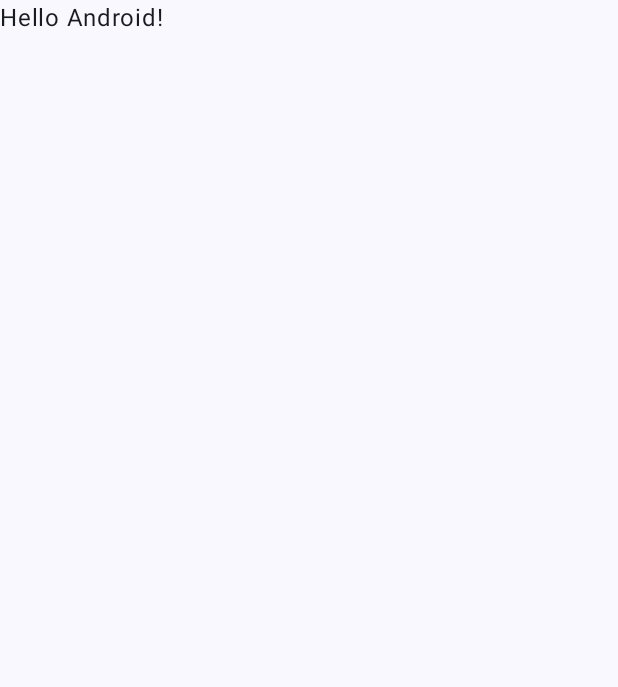
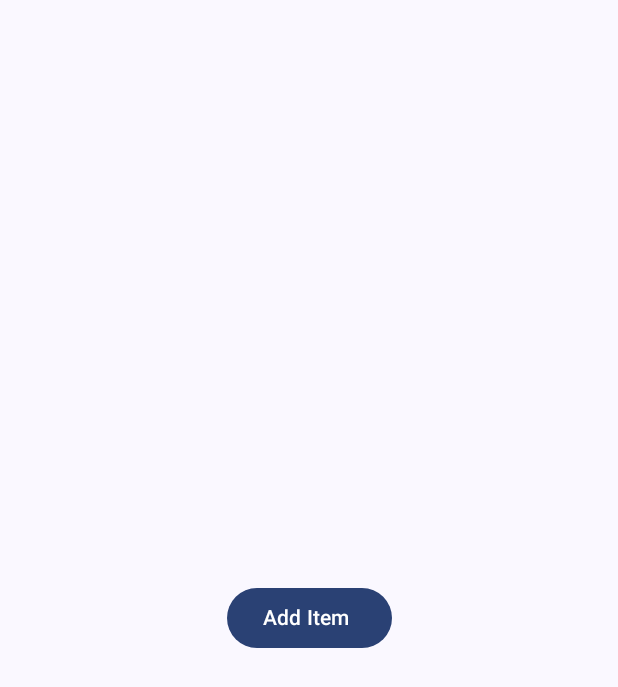
Before and after one commit to vatsdivyansh/MyShoppingListApp, an Android app built with Jetpack Compose: the screen it shows after launch (MainActivity), on a phone screen of 412 x 824 dp. Before the commit the part shown is almost empty. Shown: the top 687 px of the screen. Run offline under Robolectric (Android 15) with nearby library versions, the phone set to English and light mode, and no system bars.

Commit message:
Add Item button added to our UI

```diff
--- a/app/src/main/java/com/example/myshoppinglistapp/MainActivity.kt
+++ b/app/src/main/java/com/example/myshoppinglistapp/MainActivity.kt
@@ -3,11 +3,15 @@ package com.example.myshoppinglistapp
 import android.os.Bundle
 import androidx.activity.ComponentActivity
 import androidx.activity.compose.setContent
+import androidx.compose.foundation.layout.Arrangement
+import androidx.compose.foundation.layout.Column
 import androidx.compose.foundation.layout.fillMaxSize
+import androidx.compose.material3.Button
 import androidx.compose.material3.MaterialTheme
 import androidx.compose.material3.Surface
 import androidx.compose.material3.Text
 import androidx.compose.runtime.Composable
+import androidx.compose.ui.Alignment
 import androidx.compose.ui.Modifier
 import androidx.compose.ui.tooling.preview.Preview
 import com.example.myshoppinglistapp.ui.theme.MyShoppingListAppTheme
@@ -22,25 +26,22 @@ class MainActivity : ComponentActivity() {
                     modifier = Modifier.fillMaxSize(),
                     color = MaterialTheme.colorScheme.background
                 ) {
-                    Greeting("Android")
+                    Column(
+                        modifier =Modifier.fillMaxSize() ,
+                        verticalArrangement = Arrangement.Center
+                    ) {
+                        Button(onClick = {  } ,
+                            modifier = Modifier.align(Alignment.CenterHorizontally)
+                            ) {
+                            Text("Add Item ")
+
+
+                        }
+
+                    }
+
                 }
             }
         }
     }
 }
-
-@Composable
-fun Greeting(name: String, modifier: Modifier = Modifier) {
-    Text(
-        text = "Hello $name!",
-        modifier = modifier
-    )
-}
-
-@Preview(showBackground = true)
-@Composable
-fun GreetingPreview() {
-    MyShoppingListAppTheme {
-        Greeting("Android")
-    }
-}
```
